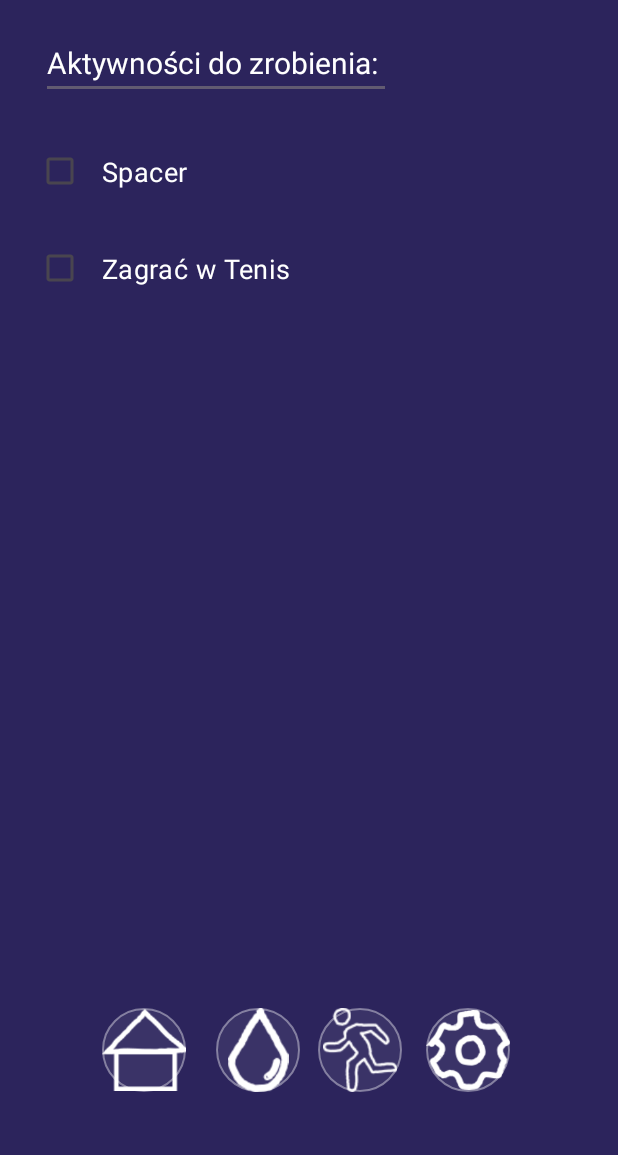
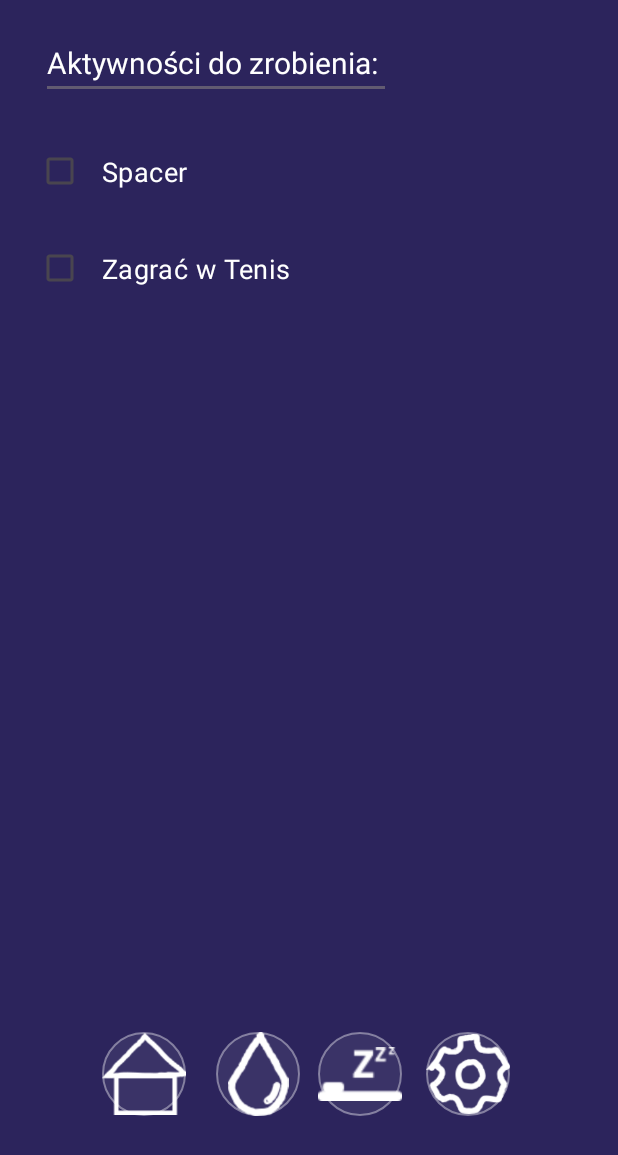
Before and after one commit to Gou-ash/FishyFrank, an Android app built with Jetpack Compose: the layout activity_scrolling.xml on its own in the app's theme, with its tools: preview values and no code run, on a phone screen of 412 x 824 dp. Shown: the top 1155 px of the screen. Run offline under Robolectric (Android 15) with nearby library versions, the phone set to English and light mode, and no system bars.

Commit message:
mala poprawka

```diff
--- a/app/src/main/res/layout/activity_scrolling.xml
+++ b/app/src/main/res/layout/activity_scrolling.xml
@@ -1,13 +1,14 @@
 <?xml version="1.0" encoding="utf-8"?>
-<androidx.constraintlayout.widget.ConstraintLayout
-    xmlns:android="http://schemas.android.com/apk/res/android"
+<androidx.constraintlayout.widget.ConstraintLayout xmlns:android="http://schemas.android.com/apk/res/android"
     xmlns:app="http://schemas.android.com/apk/res-auto"
     xmlns:tools="http://schemas.android.com/tools"
     android:layout_width="match_parent"
     android:layout_height="match_parent"
+    android:background="#2c245c"
     android:fitsSystemWindows="true"
-    android:background="#2c245c"
-    tools:context=".ScrollingActivity">
+    tools:context=".ScrollingActivity"
+    tools:layout_editor_absoluteX="4dp"
+    tools:layout_editor_absoluteY="0dp">
 
     <EditText
         android:id="@+id/ActivitiesText"
@@ -29,12 +30,12 @@
         android:layout_height="wrap_content"
         android:layout_marginStart="24dp"
         android:layout_marginTop="24dp"
+        android:padding="12dp"
         android:text="Spacer"
+        android:textColor="#FFFFFF"
         android:textSize="18sp"
-        android:padding="12dp"
-        android:textColor="#FFFFFF"
-        app:layout_constraintTop_toBottomOf="@+id/ActivitiesText"
-        app:layout_constraintStart_toStartOf="parent" />
+        app:layout_constraintStart_toStartOf="parent"
+        app:layout_constraintTop_toBottomOf="@+id/ActivitiesText" />
 
     <CheckBox
         android:id="@+id/checkBox2"
@@ -42,14 +43,12 @@
         android:layout_height="wrap_content"
         android:layout_marginStart="24dp"
         android:layout_marginTop="16dp"
+        android:padding="12dp"
         android:text="Zagrać w Tenis"
+        android:textColor="#FFFFFF"
         android:textSize="18sp"
-        android:padding="12dp"
-        android:textColor="#FFFFFF"
-        app:layout_constraintTop_toBottomOf="@+id/checkBox1"
-        app:layout_constraintStart_toStartOf="parent" />
-
-
+        app:layout_constraintStart_toStartOf="parent"
+        app:layout_constraintTop_toBottomOf="@+id/checkBox1" />
 
 
     <ImageButton
@@ -57,7 +56,7 @@
         android:layout_width="56dp"
         android:layout_height="56dp"
         android:layout_marginStart="68dp"
-        android:layout_marginBottom="96dp"
+        android:layout_marginBottom="80dp"
         android:background="@drawable/round_button_background"
         android:contentDescription="Button 1"
         android:scaleType="centerInside"
@@ -71,7 +70,7 @@
         android:layout_width="56dp"
         android:layout_height="56dp"
         android:layout_marginStart="16dp"
-        android:layout_marginBottom="96dp"
+        android:layout_marginBottom="80dp"
         android:background="@drawable/round_button_background"
         android:contentDescription="Button 4"
         android:scaleType="centerInside"
@@ -85,11 +84,11 @@
         android:layout_width="56dp"
         android:layout_height="56dp"
         android:layout_marginStart="12dp"
-        android:layout_marginBottom="96dp"
+        android:layout_marginBottom="80dp"
         android:background="@drawable/round_button_background"
         android:contentDescription="Button 3"
         android:scaleType="centerInside"
-        android:src="@drawable/ic_sport"
+        android:src="@drawable/ic_sleep"
         app:layout_constraintBottom_toBottomOf="parent"
         app:layout_constraintStart_toEndOf="@+id/btn2"
         app:tint="#FFFFFF" />
@@ -99,7 +98,7 @@
         android:layout_width="56dp"
         android:layout_height="56dp"
         android:layout_marginStart="20dp"
-        android:layout_marginBottom="96dp"
+        android:layout_marginBottom="80dp"
         android:background="@drawable/round_button_background"
         android:contentDescription="Button 2"
         android:scaleType="centerInside"
```
